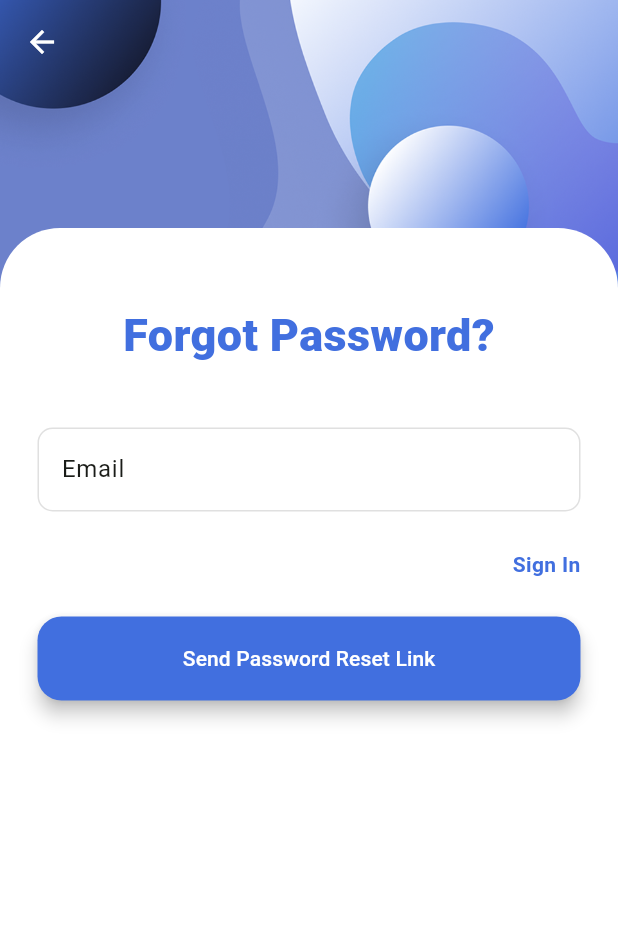
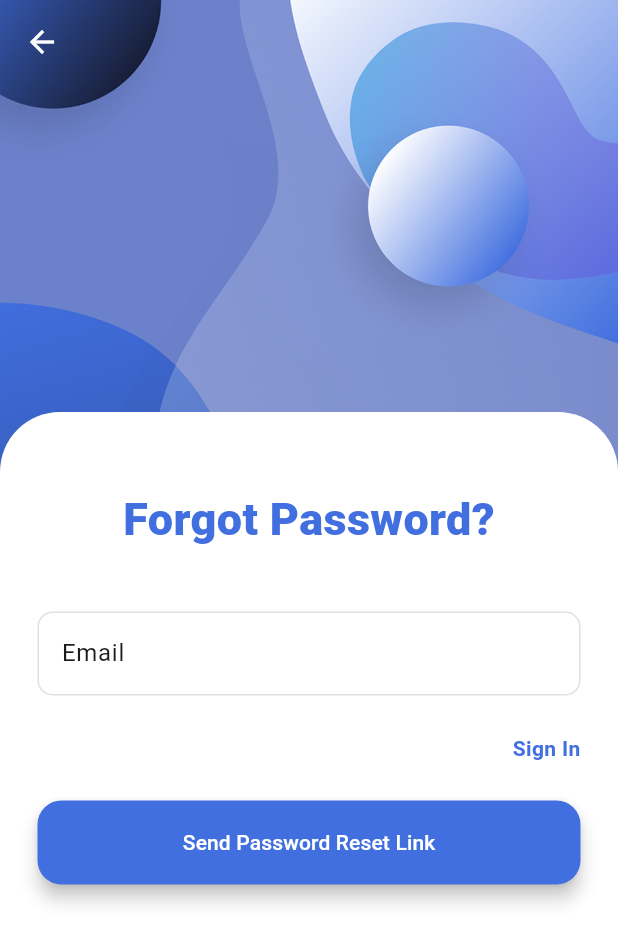
Before and after one commit to MuhammadBilalAkbar/shared_preferences_package_flutter, a Flutter app: the ForgetPasswordScreen screen opened directly, on a phone screen of 412 x 824 dp. Shown: the top 943 px of the screen. Run offline on Flutter 3.47's test engine with Material 3 defaults, Android fonts, the phone set to English and light mode, and no system bars; our stand-ins replace firebase_auth, firebase_core, icons_plus, shared_preferences; accounts and stored records are empty.

Commit message:
Initial commit

```diff
--- a/analysis_options.yaml
+++ b/analysis_options.yaml
@@ -7,7 +7,7 @@
 
 # The following line activates a set of recommended lints for Flutter apps,
 # packages, and plugins designed to encourage good coding practices.
-include: package:flutter_lints/flutter.yaml
+# include: package:flutter_lints/flutter.yaml
 
 linter:
   # The lint rules applied to this project can be customized in the
--- a/lib/screens/forget_passsword_screen.dart
+++ b/lib/screens/forget_passsword_screen.dart
@@ -53,7 +53,7 @@ class ForgetPasswordScreenState extends State<ForgetPasswordScreen> {
           children: [
             const Expanded(flex: 1, child: SizedBox(height: 10)),
             Expanded(
-              flex: 7,
+              flex: 2,
               child: Container(
                 padding: const EdgeInsets.fromLTRB(25, 50, 25, 20),
                 decoration: const BoxDecoration(
--- a/lib/screens/signin_screen.dart
+++ b/lib/screens/signin_screen.dart
@@ -106,7 +106,7 @@ class _SignInScreenState extends State<SignInScreen> {
           children: [
             const Expanded(flex: 1, child: SizedBox(height: 10)),
             Expanded(
-              flex: 7,
+              flex: 2,
               child: Container(
                 padding: const EdgeInsets.fromLTRB(25, 50, 25, 20),
                 decoration: const BoxDecoration(
--- a/lib/screens/signup_screen.dart
+++ b/lib/screens/signup_screen.dart
@@ -88,7 +88,7 @@ class _SignUpScreenState extends State<SignUpScreen> {
               child: SizedBox(height: 10),
             ),
             Expanded(
-              flex: 7,
+              flex: 2,
               child: Container(
                 padding: const EdgeInsets.fromLTRB(25, 50, 25, 20),
                 decoration: const BoxDecoration(
--- a/lib/widgets/build_custom_scaffold.dart
+++ b/lib/widgets/build_custom_scaffold.dart
@@ -21,7 +21,7 @@
               width: double.infinity,
               height: double.infinity,
             ),
-            SafeArea(child: child),
+            child,
           ],
         ),
       );
```
Also changed, not shown: 3 other files.
